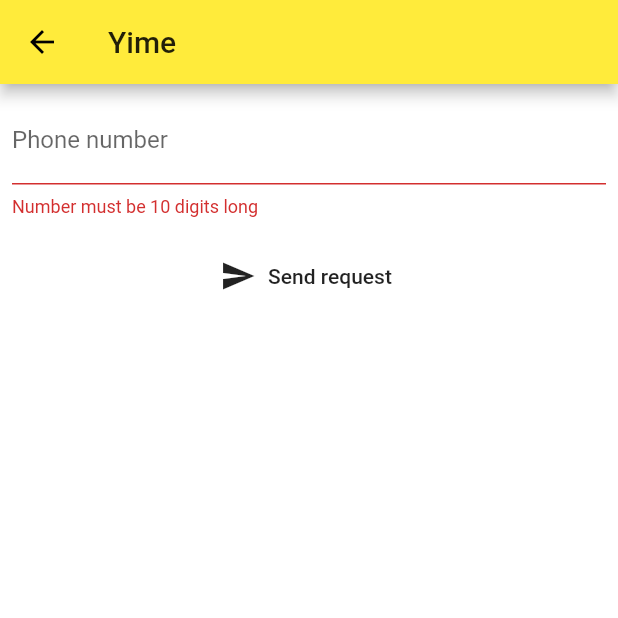
After one commit to cosmicRover/yime, a Flutter app: the BottomNavigation screen opened directly, item 3 of the bottom bar chosen, after a tap on "Add freinds", on a phone screen of 412 x 824 dp, the top half of it. The commit adds this screen. Run offline on Flutter 3.47's test engine with Material 2 defaults, Android fonts, the phone set to English and light mode, and no system bars; our stand-ins replace shared_preferences; accounts and stored records are empty; network calls fail; statements that could not run were skipped.

```diff
--- a/lib/bottomnav.dart
+++ b/lib/bottomnav.dart
@@ -46,7 +46,9 @@ class BottomNavigationState extends State<BottomNavigation> {
   Widget build(BuildContext context) {
     return Material(
       child: Theme(
-        data: ThemeData(splashColor: Colors.yellow),
+        data: ThemeData(
+            splashColor: Colors.red,
+        ),
         child: Scaffold(
           body: currentPage,
           bottomNavigationBar: BottomNavigationBar(
@@ -62,7 +64,7 @@ class BottomNavigationState extends State<BottomNavigation> {
                 BottomNavigationBarItem(
                     icon: Icon(
                       Icons.person,
-                      color: Colors.yellow[700],
+                      color: Colors.yellow[900],
                     ),
                     title: Text(
                       "Me",
@@ -71,7 +73,7 @@ class BottomNavigationState extends State<BottomNavigation> {
                 BottomNavigationBarItem(
                     icon: Icon(
                       Icons.free_breakfast,
-                      color: Colors.yellow[700],
+                      color: Colors.yellow[900],
                     ),
                     title: Text(
                       "Free now",
@@ -80,7 +82,7 @@ class BottomNavigationState extends State<BottomNavigation> {
                 BottomNavigationBarItem(
                     icon: Icon(
                       Icons.people,
-                      color: Colors.yellow[700],
+                      color: Colors.yellow[900],
                     ),
                     title: Text(
                       "Friends",
--- a/lib/freenowpage.dart
+++ b/lib/freenowpage.dart
@@ -4,6 +4,8 @@ import 'dart:async';
 import 'package:flutter/material.dart';
 import 'package:http/http.dart' as http;
 import 'package:shared_preferences/shared_preferences.dart';
+
+import './friendrequest.dart';
 
 //In this page, I'm attempting to retrieve all the friends that are online
 class FreeNow extends StatefulWidget {
@@ -48,7 +50,7 @@ class FreeNowState extends State<FreeNow> {
       print("data retrieved");
       List<User> userList = createUserList(responseJson);
       //built in sorting algorithm on dart
-      userList.sort((a,b){
+      userList.sort((a, b) {
         return a.name.toLowerCase().compareTo(b.name.toLowerCase());
       });
       return userList;
@@ -65,15 +67,9 @@ class FreeNowState extends State<FreeNow> {
     List<User> list = List();
     for (int i = 0; i < data.length; i++) {
       String title = data[i]["name"];
-      //String node = data[i]["node_id"];
       int id = data[i]["id"];
-      //bool admin = data[i]["site_admin"];
-      //checking to see if an user is admin. Same process goes for online status
-      //if(admin == true){
       User user = User(name: title, id: id);
-      //if admin, add user to the list
       list.add(user);
-      //}
     }
     if (addedOnline == false) {
       addedOnline = true;
@@ -87,7 +83,7 @@ class FreeNowState extends State<FreeNow> {
 
   @override
   Widget build(BuildContext context) {
-    return new Material(
+    return Material(
       child: Theme(
         data: ThemeData(
             primarySwatch: Colors.yellow,
@@ -96,6 +92,16 @@ class FreeNowState extends State<FreeNow> {
         child: Scaffold(
           appBar: AppBar(
             title: Text("Yime"),
+            actions: <Widget>[
+              FlatButton.icon(
+                  onPressed: () => Navigator.push(context,
+                      MaterialPageRoute(builder: (context) => FriendRequest())),
+                  icon: Icon(Icons.person_add),
+                  label: Text(
+                    "Add freinds",
+                    style: TextStyle(fontWeight: FontWeight.bold),
+                  ))
+            ],
           ),
           body: Stack(
             children: <Widget>[
@@ -116,7 +122,7 @@ class FreeNowState extends State<FreeNow> {
                       //builder takes context and snapshot
                       if (snapshot.hasData) {
                         //if the snapshot contains data
-                        return new ListView.builder(
+                        return ListView.builder(
                             itemCount: snapshot.data.length,
                             itemBuilder: (context, index) {
                               return Column(
@@ -137,7 +143,24 @@ class FreeNowState extends State<FreeNow> {
                             });
                       } else if (snapshot.hasError) {
                         //if the snapshot has error
-                        return Text("${snapshot.error}");
+                        return Column(
+                          crossAxisAlignment: CrossAxisAlignment.center,
+                          children: <Widget>[
+                            Padding(
+                              padding: const EdgeInsets.all(8.0),
+                              child: Text(
+                                "Are you connected to the internet?",
+                                style: TextStyle(
+                                    fontWeight: FontWeight.bold,
+                                    fontSize: 28.0),
+                              ),
+                            ),
+                            FlatButton.icon(
+                                onPressed: fetchUsersFromGitHub,
+                                icon: Icon(Icons.refresh),
+                                label: Text("Tap to refresh"))
+                          ],
+                        );
                       }
                       // By default, show a linear progress indicator
                       return Padding(
--- /dev/null
+++ b/lib/friendrequest.dart
@@ -0,0 +1,88 @@
+import 'dart:async';
+
+import 'package:flutter/material.dart';
+import 'package:flutter/services.dart';
+
+class FriendRequest extends StatefulWidget {
+  @override
+  _FriendRequestState createState() => _FriendRequestState();
+}
+
+class _FriendRequestState extends State<FriendRequest> {
+  final GlobalKey<ScaffoldState> _scaffoldKey = GlobalKey<ScaffoldState>();
+  final GlobalKey<FormState> _formKey = GlobalKey<FormState>();
+  var phoneNumber;
+
+  void showErrMessage(String message, Color c) {
+    _scaffoldKey.currentState
+        .showSnackBar(SnackBar(backgroundColor: c, content: Text(message)));
+  }
+
+  Future<dynamic> _submitForm() async {
+    final FormState form = _formKey.currentState;
+
+    if (!form.validate()) {
+      showErrMessage('Invalid! Number must be 10 digits long.', Colors.red);
+    } else {
+      form.save();
+      print("mapping and submitting number $phoneNumber");
+    }
+    return true;
+  }
+
+  @override
+  Widget build(BuildContext context) {
+    return Material(
+      child: Theme(
+        data: ThemeData(
+          primarySwatch: Colors.yellow,
+          canvasColor: Colors.white,
+          splashColor: Colors.yellow,
+        ),
+        child: Scaffold(
+          key: _scaffoldKey,
+          appBar: AppBar(
+            title: Text("Yime"),
+          ),
+          body: Padding(
+              padding: const EdgeInsets.all(8.0),
+              child: SafeArea(
+                  child: Form(
+                key: _formKey,
+                autovalidate: true,
+                child: ListView(children: <Widget>[
+                  TextFormField(
+                    decoration: InputDecoration(
+                      hintText: 'Enter the phone number',
+                      labelText: 'Phone number',
+                    ),
+                    keyboardType: TextInputType.number,
+                    validator: (num) => num.length < 10
+                        ? 'Number must be 10 digits long'
+                        : null,
+                    inputFormatters: [
+                      LengthLimitingTextInputFormatter(10),
+                    ],
+                    onSaved: (num) => phoneNumber=num,
+                  ),
+                  Container(
+                    child: Padding(
+                      padding: const EdgeInsets.all(15.0),
+                      child: FlatButton.icon(
+                          onPressed:()=> _submitForm().then((onValue){
+                            //if no error, show this
+                            showErrMessage("Request sent!", Colors.green);
+                          }),
+                          icon: Icon(
+                            Icons.send,
+                          ),
+                          label: Text("Send request")),
+                    ),
+                  )
+                ]),
+              ))),
+        ),
+      ),
+    );
+  }
+}
--- a/lib/friendspage.dart
+++ b/lib/friendspage.dart
@@ -4,6 +4,8 @@ import 'dart:async';
 import 'package:flutter/material.dart';
 import 'package:http/http.dart' as http;
 import 'package:shared_preferences/shared_preferences.dart';
+
+import './friendrequest.dart';
 
 //In this page, I'm attempting to retrieve all the friends that are online
 class Friends extends StatefulWidget {
@@ -120,6 +122,16 @@ class FriendsState extends State<Friends> {
         child: Scaffold(
           appBar: AppBar(
             title: Text("Yime"),
+            actions: <Widget>[
+              FlatButton.icon(
+                  onPressed: () => Navigator.push(context,
+                      MaterialPageRoute(builder: (context) => FriendRequest())),
+                  icon: Icon(Icons.person_add),
+                  label: Text(
+                    "Add freinds",
+                    style: TextStyle(fontWeight: FontWeight.bold),
+                  ))
+            ],
           ),
           body: Stack(
             children: <Widget>[
@@ -155,7 +167,25 @@ class FriendsState extends State<Friends> {
                             });
                       } else if (snapshot.hasError) {
                         //if the snapshot has error
-                        return Text("${snapshot.error}");
+                        return Column(
+                          crossAxisAlignment: CrossAxisAlignment.center,
+                          children: <Widget>[
+                            Padding(
+                              padding: const EdgeInsets.all(8.0),
+                              child: Text("Are you connected to the internet?",
+                                style: TextStyle(
+                                    fontWeight: FontWeight.bold,
+                                    fontSize: 28.0
+                                ),
+                              ),
+                            ),
+                            FlatButton.icon(
+                                onPressed: fetchUsersFromGitHub,
+                                icon: Icon(Icons.refresh),
+                                label: Text("Tap to refresh")
+                            )
+                          ],
+                        );
                       }
                       // By default, show a linear progress indicator
                       return Padding(
--- a/lib/logdetails.dart
+++ b/lib/logdetails.dart
@@ -4,7 +4,7 @@ class LogInDetails {
 }
 
 class SignUpDetails{
-  String token, code, name;
+  String token, code, name/*, zip*/;
 }
 
 class EnterCodeLoginDetails{
--- a/lib/main.dart
+++ b/lib/main.dart
@@ -3,6 +3,7 @@ import './pages/freenowpage.dart';
 import './pages/friendspage.dart';
 import './pages/bottomnav.dart';
 import './pages/login.dart';
+import './pages/logout.dart';
 import './pages/entercode.dart';
 import './pages/signup.dart';
 import './pages/submitlog.dart';
```
Also changed, not shown: lib/entercode.dart (+6 -5 lines), lib/intropage.dart (+4 -13 lines), lib/login.dart (+11 -8 lines), lib/mepage.dart (+124 -114 lines), lib/schedule.dart (+42 -20 lines), lib/signup.dart (+25 -9 lines), lib/submitlog.dart (+10 -15 lines).
